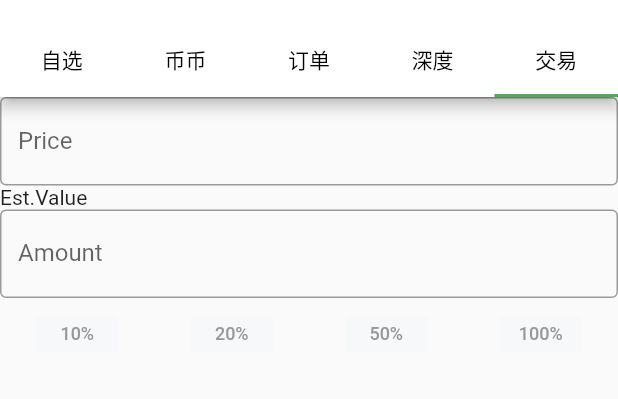
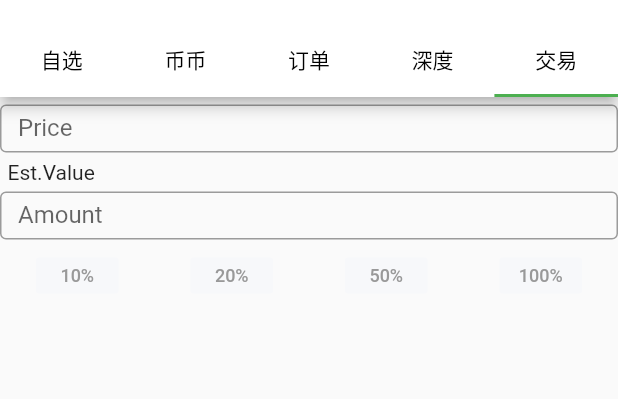
Before and after one commit to 156980441/flutter_demo, a Flutter app: the screen it shows after launch, tab 5 chosen, on a phone screen of 412 x 824 dp, the part 59-458 px from its top. Run offline on Flutter 3.47's test engine with Material 2 defaults, Android fonts, the phone set to English and light mode, and no system bars; our stand-ins replace flutter_native_web, flutter_swiper, fluttertoast, shared_preferences; missing offline and left inert: a package; generated files the repository leaves out were written again; network calls fail.

Commit message:
【提交类型】new 【修改内容】限价委托，接入交互的 TextField 【影响范围】bb 【风险评估】low

```diff
--- a/flutter_news/lib/trade/limit/limit_view.dart
+++ b/flutter_news/lib/trade/limit/limit_view.dart
@@ -1,4 +1,5 @@
 import 'package:flutter/material.dart';
+import 'package:flutter/services.dart';
 import 'package:flutternews/trade/model/limit_commit_model.dart';
 
 class LimitView extends StatefulWidget {
@@ -11,10 +12,12 @@ class LimitView extends StatefulWidget {
 class _LimitViewState extends State<LimitView> {
   LimitCommitModel _commitModel = LimitCommitModel();
   TextEditingController _controller;
+
   @override
   void initState() {
     super.initState();
     _controller = TextEditingController();
+    _controller.addListener(_handlePriceTextField);
   }
 
   void dispose() {
@@ -22,27 +25,58 @@ class _LimitViewState extends State<LimitView> {
     super.dispose();
   }
 
+  void _handlePriceTextField() {
+    print("Price text field: ${_controller.text}");
+  }
+
+  FlatButton _createFlatButton(String title) {
+    return FlatButton(
+      color: Color(0xFFF7F8FA),
+      textColor: Color(0xFF999999),
+      disabledColor: Color(0xFFF7F8FA),
+      disabledTextColor: Color(0xFF999999),
+      padding: EdgeInsets.all(2.0),
+      splashColor: Colors.blueAccent,
+      onPressed: () {},
+      child: Text(
+        title,
+        style: TextStyle(fontSize: 12.0),
+      ),
+    );
+  }
+
   @override
   Widget build(BuildContext context) {
     return Container(
+      padding: EdgeInsets.only(top:5.0, bottom: 5,),
       height: 121,
       child: Column(
         crossAxisAlignment: CrossAxisAlignment.start,
         children: <Widget>[
-          TextField(
+          ConstrainedBox(
+            constraints: BoxConstraints(maxHeight: 32, maxWidth: MediaQuery.of(context).size.width,),
+            child: TextField(
+              inputFormatters: [WhitelistingTextInputFormatter.digitsOnly],
               controller: _controller,
-            onChanged: (String value) {},
-            onSubmitted: (String value) {},
               decoration: InputDecoration(
                 border: OutlineInputBorder(),
                 labelText: 'Price',
               ),
             ),
-          Text('Est.Value'),
-          TextField(
+          ),
+          Padding(
+            padding: EdgeInsets.all(5.0),
+            child: Text('Est.Value'),
+          ),
+          Container(
+            height: 32,
+            child: TextField(
+              onChanged: (String value) {},
+              onSubmitted: (String value) {},
               decoration: InputDecoration(
                 border: OutlineInputBorder(),
                 labelText: 'Amount',
+              ),
             ),
           ),
           Row(
@@ -51,70 +85,22 @@ class _LimitViewState extends State<LimitView> {
               ButtonTheme(
                 minWidth: 55,
                 height: 24,
-                child: FlatButton(
-                  color: Color(0xFFF7F8FA),
-                  textColor: Color(0xFF999999),
-                  disabledColor: Color(0xFFF7F8FA),
-                  disabledTextColor: Color(0xFF999999),
-                  padding: EdgeInsets.all(2.0),
-                  splashColor: Colors.blueAccent,
-                  onPressed: () {},
-                  child: Text(
-                    "10%",
-                    style: TextStyle(fontSize: 12.0),
-                  ),
-                ),
+                child: _createFlatButton('10%'),
               ),
               ButtonTheme(
                 minWidth: 55,
                 height: 24,
-                child: FlatButton(
-                  color: Color(0xFFF7F8FA),
-                  textColor: Color(0xFF999999),
-                  disabledColor: Color(0xFFF7F8FA),
-                  disabledTextColor: Color(0xFF999999),
-                  padding: EdgeInsets.all(2.0),
-                  splashColor: Colors.blueAccent,
-                  onPressed: () {},
-                  child: Text(
-                    "20%",
-                    style: TextStyle(fontSize: 12.0),
-                  ),
-                ),
+                child: _createFlatButton('20%'),
               ),
               ButtonTheme(
                 minWidth: 55,
                 height: 24,
-                child: FlatButton(
-                  color: Color(0xFFF7F8FA),
-                  textColor: Color(0xFF999999),
-                  disabledColor: Color(0xFFF7F8FA),
-                  disabledTextColor: Color(0xFF999999),
-                  padding: EdgeInsets.all(2.0),
-                  splashColor: Colors.blueAccent,
-                  onPressed: () {},
-                  child: Text(
-                    "50%",
-                    style: TextStyle(fontSize: 12.0),
-                  ),
-                ),
+                child: _createFlatButton('50%'),
               ),
               ButtonTheme(
                 minWidth: 55,
                 height: 24,
-                child: FlatButton(
-                  color: Color(0xFFF7F8FA),
-                  textColor: Color(0xFF999999),
-                  disabledColor: Color(0xFFF7F8FA),
-                  disabledTextColor: Color(0xFF999999),
-                  padding: EdgeInsets.all(2.0),
-                  splashColor: Colors.blueAccent,
-                  onPressed: () {},
-                  child: Text(
-                    "100%",
-                    style: TextStyle(fontSize: 12.0),
-                  ),
-                ),
+                child: _createFlatButton('100%'),
               ),
             ],
           ),
```
Lines whose indentation alone changed are shown as unchanged.
